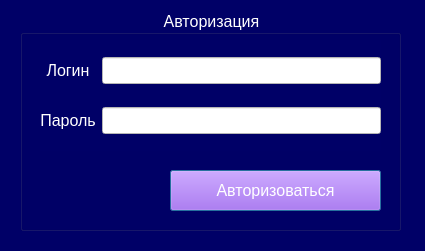
Before: the Qt Designer form authorization.ui in Ppolin-prog/Programm_System, drawn with Qt 5.
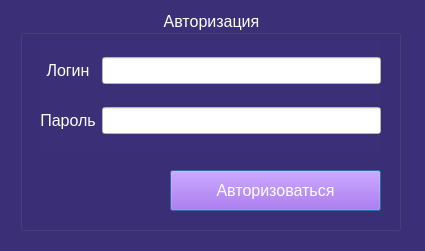
After: the same form once the commit is applied. Icons and pictures are not drawn.

The edit to the form file:
```diff
--- a/authorization.ui
+++ b/authorization.ui
@@ -20,7 +20,7 @@
    <string>Dialog</string>
   </property>
   <property name="styleSheet">
-   <string notr="true">background-color: rgb(0, 0, 103);</string>
+   <string notr="true">background-color: rgb(59, 48, 120);</string>
   </property>
   <widget class="QGroupBox" name="login_box">
    <property name="geometry">
@@ -33,7 +33,7 @@
    </property>
    <property name="font">
     <font>
-     <family>MS Sans Serif</family>
+     <family>Microsoft Sans Serif</family>
      <pointsize>12</pointsize>
     </font>
    </property>
@@ -60,7 +60,7 @@
     </property>
     <property name="font">
      <font>
-      <family>MS Sans Serif</family>
+      <family>Microsoft Sans Serif</family>
       <pointsize>12</pointsize>
      </font>
     </property>
@@ -83,7 +83,7 @@
     </property>
     <property name="font">
      <font>
-      <family>MS Sans Serif</family>
+      <family>Microsoft Sans Serif</family>
       <pointsize>12</pointsize>
      </font>
     </property>
@@ -92,7 +92,7 @@
       <widget class="QLabel" name="passwork_login">
        <property name="font">
         <font>
-         <family>MS Sans Serif</family>
+         <family>Microsoft Sans Serif</family>
          <pointsize>12</pointsize>
         </font>
        </property>
@@ -111,7 +111,7 @@
       <widget class="QLabel" name="name_login">
        <property name="font">
         <font>
-         <family>MS Sans Serif</family>
+         <family>Microsoft Sans Serif</family>
          <pointsize>12</pointsize>
         </font>
        </property>
@@ -130,7 +130,7 @@
       <widget class="QLineEdit" name="input_logname">
        <property name="font">
         <font>
-         <family>MS Sans Serif</family>
+         <family>Microsoft Sans Serif</family>
          <pointsize>12</pointsize>
          <bold>true</bold>
         </font>
@@ -146,7 +146,7 @@
       <widget class="QLineEdit" name="input_logpassword">
        <property name="font">
         <font>
-         <family>MS Sans Serif</family>
+         <family>Microsoft Sans Serif</family>
          <pointsize>12</pointsize>
          <bold>true</bold>
         </font>
```
Left out of the diff: 26 changed lines with no effect on the pictures.
